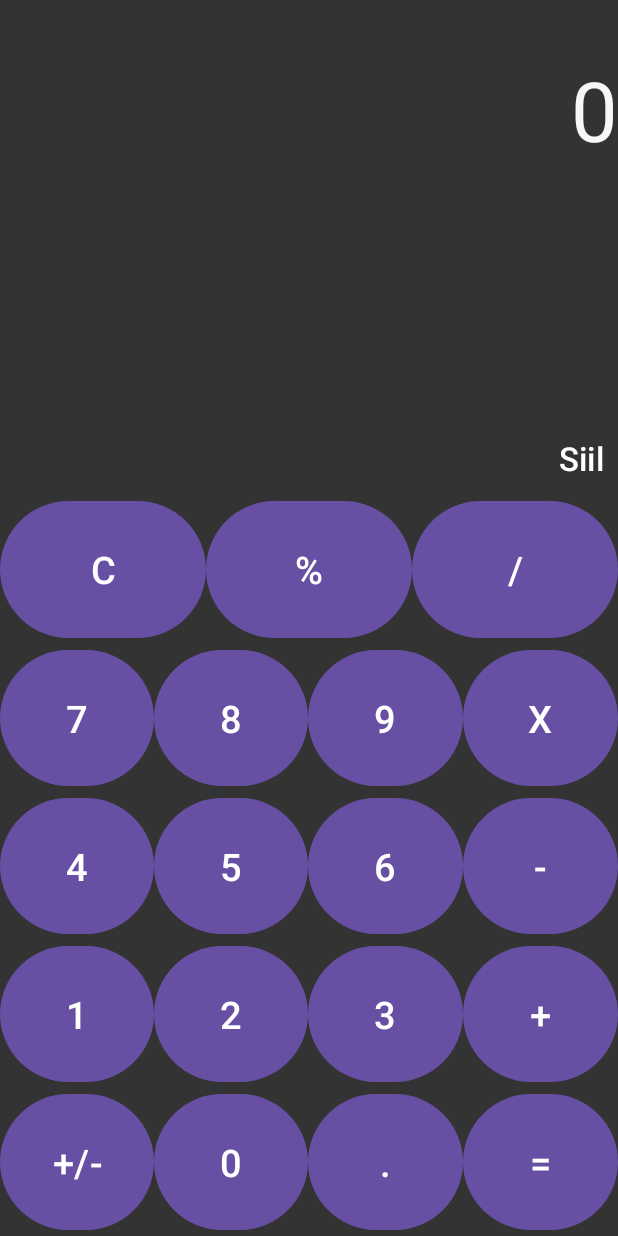
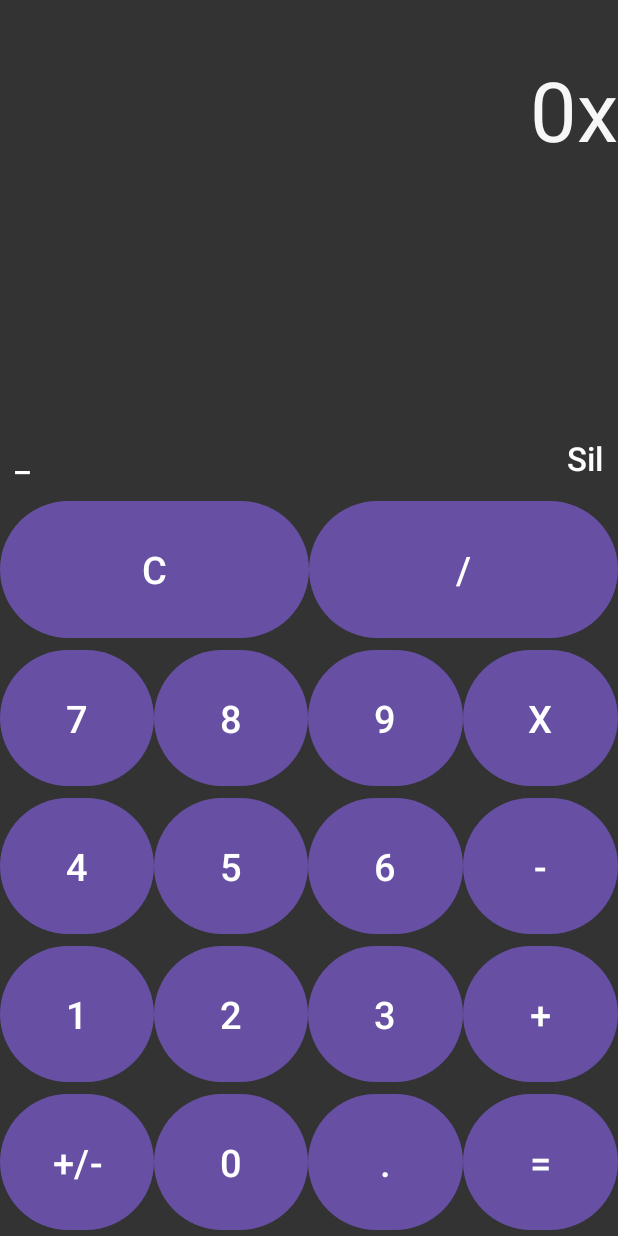
Before and after one commit to EnesTalhaCelik/MobilHesapMakinesi, an Android app: the screen it shows after launch (MainActivity), after a tap on an icon or button, on a phone screen of 412 x 824 dp. Run offline under Robolectric (Android 15) with nearby library versions, the phone set to English and light mode, and no system bars.

Commit message:
Son Commit

```diff
--- a/app/src/main/java/com/example/hesapmakinesiodev/MainActivity.java
+++ b/app/src/main/java/com/example/hesapmakinesiodev/MainActivity.java
@@ -46,7 +46,7 @@ public class MainActivity extends AppCompatActivity implements View.OnClickListe
         Button butnCikar =  findViewById(R.id.btnCikar);
         Button butnCarp =  findViewById(R.id.btnCarp);
         Button butnBol =  findViewById(R.id.btnBol);
-        Button butnYuzde =  findViewById(R.id.btnYuzde);
+
         Button ButnSil = findViewById(R.id.ButtonSil);
         Button ButnGecmis = findViewById(R.id.ButtonGecmis);
         Button ButnArtEks = findViewById(R.id.btnArtEks);
@@ -134,7 +134,7 @@ public class MainActivity extends AppCompatActivity implements View.OnClickListe
             @Override
             public void onClick(View v) {
 
-                if(!txt_Islem.getText().toString().equals("0")&&sonYapilanIslem == 0){
+                if(sonYapilanIslem == 0){
                     txt_Islem.setText(txt_Islem.getText().toString()+"x");
 
                     /*sayiUzunluk =0;
@@ -155,7 +155,7 @@ public class MainActivity extends AppCompatActivity implements View.OnClickListe
             @Override
             public void onClick(View v) {
 
-                if(!txt_Islem.getText().toString().equals("0")&&sonYapilanIslem == 0){
+                if(sonYapilanIslem == 0){
                     txt_Islem.setText(txt_Islem.getText().toString()+"+");
 
                     /*sayiUzunluk =0;
@@ -182,7 +182,7 @@ public class MainActivity extends AppCompatActivity implements View.OnClickListe
                 txt_Sonuc.setText("");
                 //Double sonuc = Calculator.evaluateExpression(displayStr);
                // txt_Sonuc.setText(sonuc.toString());
-
+                sonYapilanIslem = 0;
 
             }
         });
@@ -191,7 +191,7 @@ public class MainActivity extends AppCompatActivity implements View.OnClickListe
             @Override
             public void onClick(View v) {
 
-                if(!txt_Islem.getText().toString().equals("0")&&sonYapilanIslem == 0){
+                if(sonYapilanIslem == 0){
                     txt_Islem.setText(txt_Islem.getText().toString()+".");
 
                     /*sayiUzunluk =0;
@@ -215,7 +215,7 @@ public class MainActivity extends AppCompatActivity implements View.OnClickListe
             @Override
             public void onClick(View v) {
 
-                if(!txt_Islem.getText().toString().equals("0")&&sonYapilanIslem == 0){
+                if(sonYapilanIslem == 0){
                     txt_Islem.setText(txt_Islem.getText().toString()+"-");
 
                     /*sayiUzunluk =0;
@@ -235,7 +235,7 @@ public class MainActivity extends AppCompatActivity implements View.OnClickListe
             @Override
             public void onClick(View v) {
 
-                if(!txt_Islem.getText().toString().equals("0")&&sonYapilanIslem == 0){
+                if(sonYapilanIslem == 0){
                     txt_Islem.setText(txt_Islem.getText().toString()+"/");
 
                     /*sayiUzunluk =0;
@@ -282,26 +282,7 @@ public class MainActivity extends AppCompatActivity implements View.OnClickListe
 
         });
 
-        butnYuzde.setOnClickListener(new View.OnClickListener() {
-            @Override
-            public void onClick(View v) {
 
-                if(!txt_Islem.getText().toString().equals("0")&&sonYapilanIslem == 0){
-                    txt_Islem.setText(txt_Islem.getText().toString()+"%");
-
-                    /*sayiUzunluk =0;
-                    toplamUzunluk += 1;*/
-                }else if(!txt_Islem.getText().toString().equals("0")&&sonYapilanIslem == 1){
-                    //txt_Islem.setText(txt_Islem.getText().toString()+b.getText().toString());
-                    //burada cursor pozisyonunu kullanarak işlem değişikliği yapacağız
-                    /*sayiUzunluk =0;
-                    toplamUzunluk += 1;*/
-                }
-
-                sonYapilanIslem = 1;
-
-            }
-        });
         butnTemizle.setOnClickListener(new View.OnClickListener() {
             @Override
             public void onClick(View v) {
--- a/app/src/main/res/layout/activity_main.xml
+++ b/app/src/main/res/layout/activity_main.xml
@@ -59,7 +59,7 @@
                 android:layout_width="wrap_content"
                 android:layout_height="match_parent"
                 android:layout_weight="1"
-                android:text=""
+                android:text="_"
                 android:textSize="10pt"
                 android:gravity="bottom|left"
                 android:textColor="@color/white"
@@ -71,7 +71,7 @@
                 android:layout_width="wrap_content"
                 android:layout_height="match_parent"
                 android:layout_weight="1"
-                android:text="Siil"
+                android:text="Sil"
                 android:textSize="10pt"
                 android:gravity="bottom|right"
                 android:textColor="@color/white"
@@ -99,13 +99,7 @@
                 android:textSize="25dp"
                 android:text="C" />
 
-            <Button
-                android:id="@+id/btnYuzde"
-                android:layout_width="wrap_content"
-                android:layout_height="match_parent"
-                android:layout_weight="1"
-                android:textSize="25dp"
-                android:text="%" />
+
 
             <Button
                 android:id="@+id/btnBol"
```
